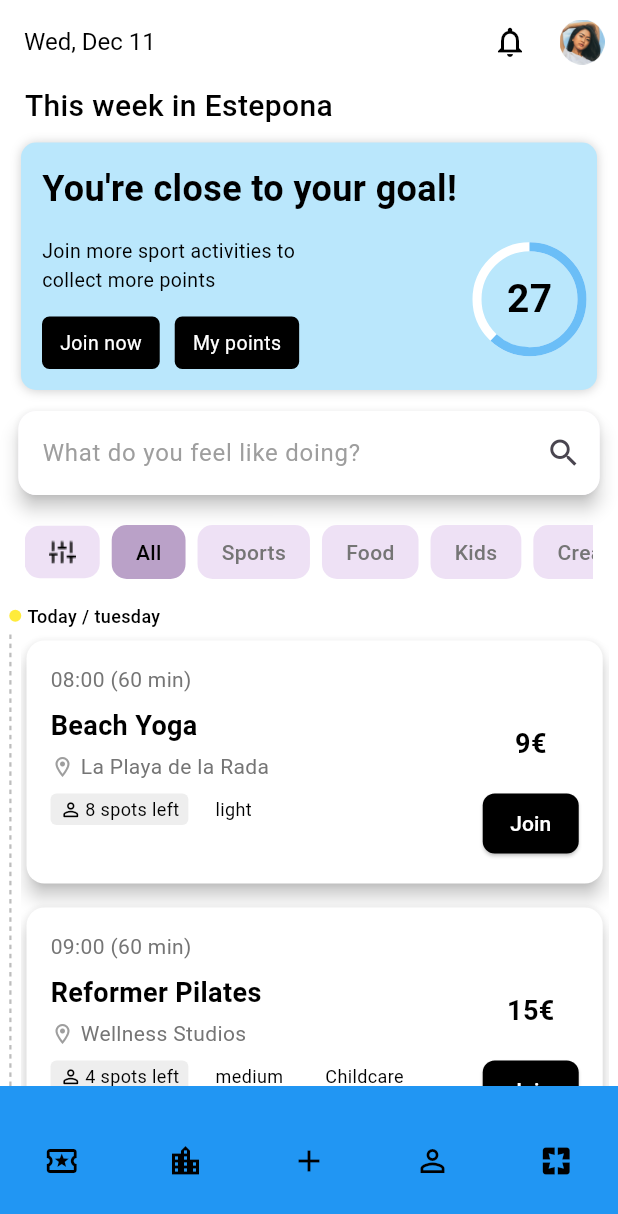
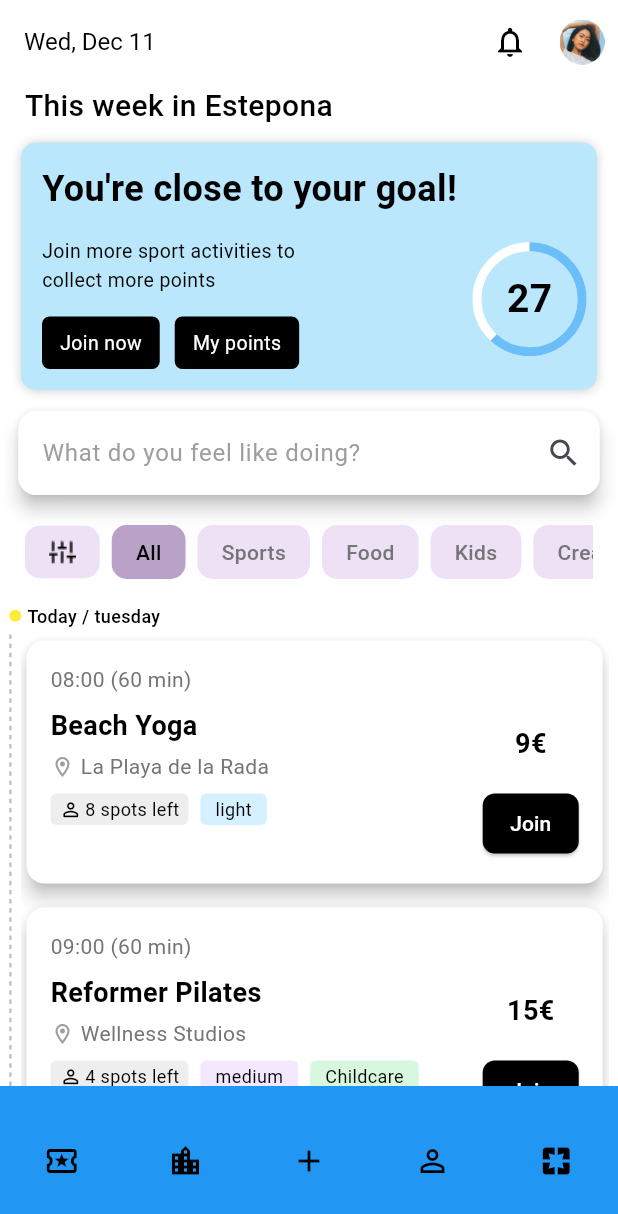
Before and after one commit to md-redwanul-haque/twnsqr_flutter, a Flutter app: the screen it shows after launch, on a phone screen of 412 x 824 dp. Shown: the top 1214 px of the screen. Run offline on Flutter 3.47's test engine with Material 3 defaults, Android fonts, the light colour scheme and no system bars; our stand-ins replace get.

Commit message:
some colors added

```diff
--- a/lib/app/core/utils/app_colors.dart
+++ b/lib/app/core/utils/app_colors.dart
@@ -11,10 +11,10 @@ class AppColors {
   static final Color centerBox = const Color(0xFFFBF2C0);
   static final Color selectedItems = const Color(0xFFBAA1C8);
   static final Color items = const Color(0xFFEEE1F5);
-  static final Color bgc3 = const Color(0xFFA1B4AD);
-  static const Color textColor = const Color(0xFF217A74);
-  static const Color iconColor = const Color(0xFF5FC8C0);
-  static const Color iconColor2 = const Color(0xFFA4E2DC);
+  static final Color bgc3 = const Color(0xFFD5F1FF);
+  static const Color medium = const Color(0xFFF3E8FF);
+  static const Color high = const Color(0xFFFFEAD1);
+  static const Color childCare = const Color(0xFFD8F7DF);
   static const Color customGray = const Color(0xFF919696);
   static const Color backGroundColor = const Color(0xFFF8FEFA);
   static const Color carasolColor = const Color(0xFFB5B9E3);
```
